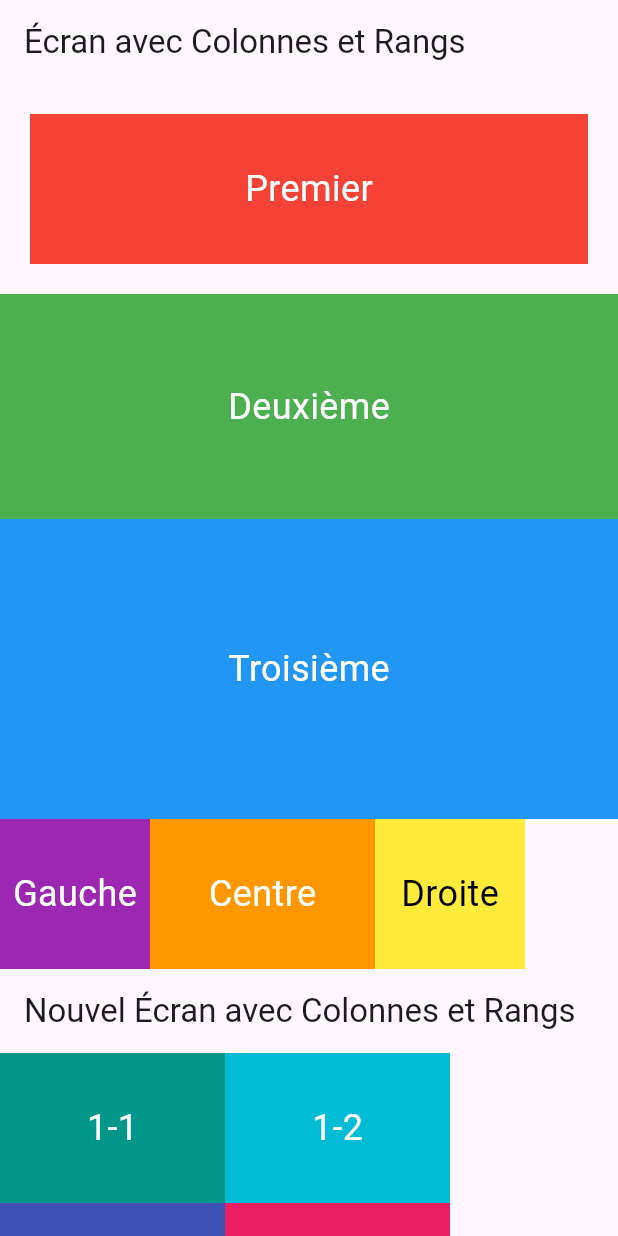
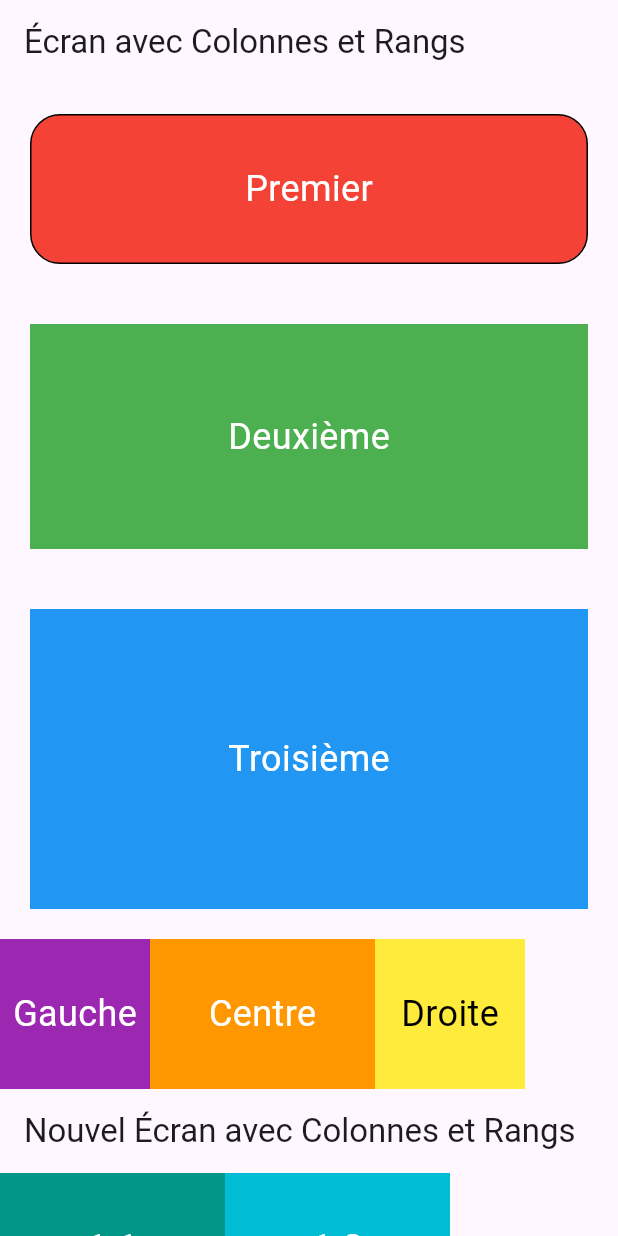
Before and after one commit to loyfael/flutter-learn, a Flutter app: the screen it shows after launch, on a phone screen of 412 x 824 dp. Run offline on Flutter 3.47's test engine with Material 3 defaults, Android fonts, the light colour scheme and no system bars.

Commit message:
Update main.dart

```diff
--- a/p1/lib/main.dart
+++ b/p1/lib/main.dart
@@ -27,11 +27,12 @@ class BaseScreen extends StatelessWidget {
       body: Column(
         children: [
           Container(
-            color: Colors.red,
             height: 100,
             width: double.infinity,
             margin: const EdgeInsets.all(20.0),
             decoration: BoxDecoration(
+              border:  Border.all(),
+              color: Colors.red,
               borderRadius: BorderRadius.circular(20),
             ),
             child: const Center(
@@ -45,6 +46,12 @@ class BaseScreen extends StatelessWidget {
             color: Colors.green,
             height: 150,
             width: double.infinity,
+            margin: const EdgeInsets.all(20.0),
+            decoration: BoxDecoration(
+              border:  Border.all(),
+              color: Colors.green,
+              borderRadius: BorderRadius.circular(20),
+            ),
             child: const Center(
               child: Text(
                 'Deuxième',
@@ -56,6 +63,12 @@ class BaseScreen extends StatelessWidget {
             color: Colors.blue,
             height: 200,
             width: double.infinity,
+            margin: const EdgeInsets.all(20.0),
+            decoration: BoxDecoration(
+              border:  Border.all(),
+              color: Colors.blue,
+              borderRadius: BorderRadius.circular(20),
+            ),
             child: const Center(
               child: Text(
                 'Troisième',
```
